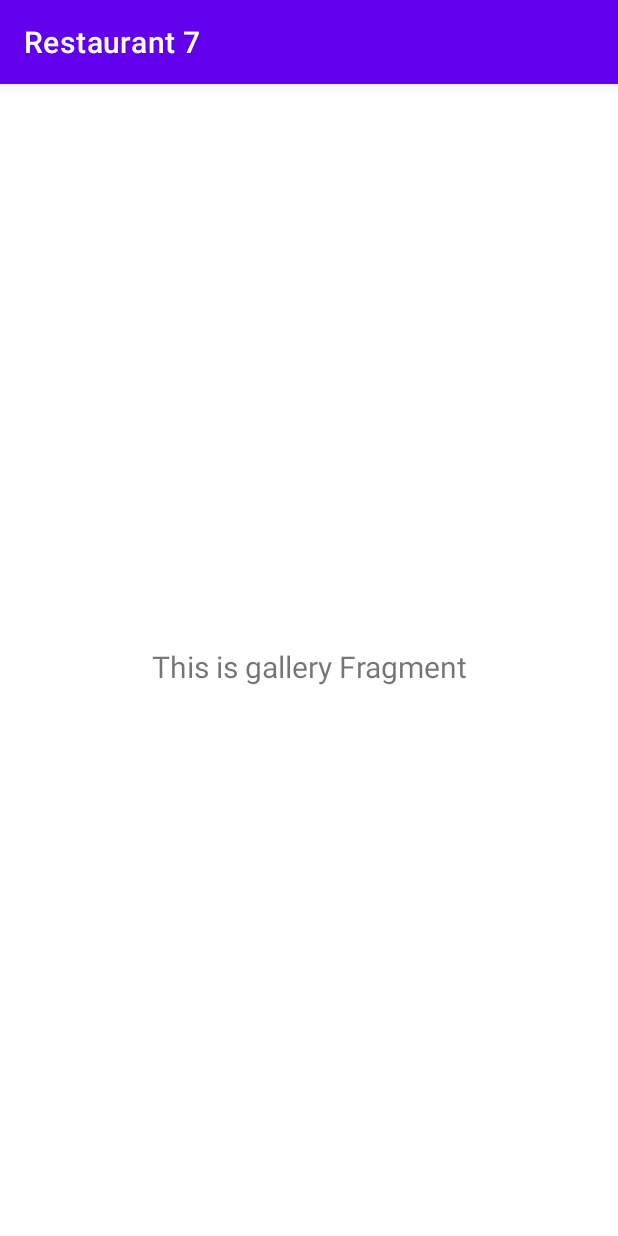
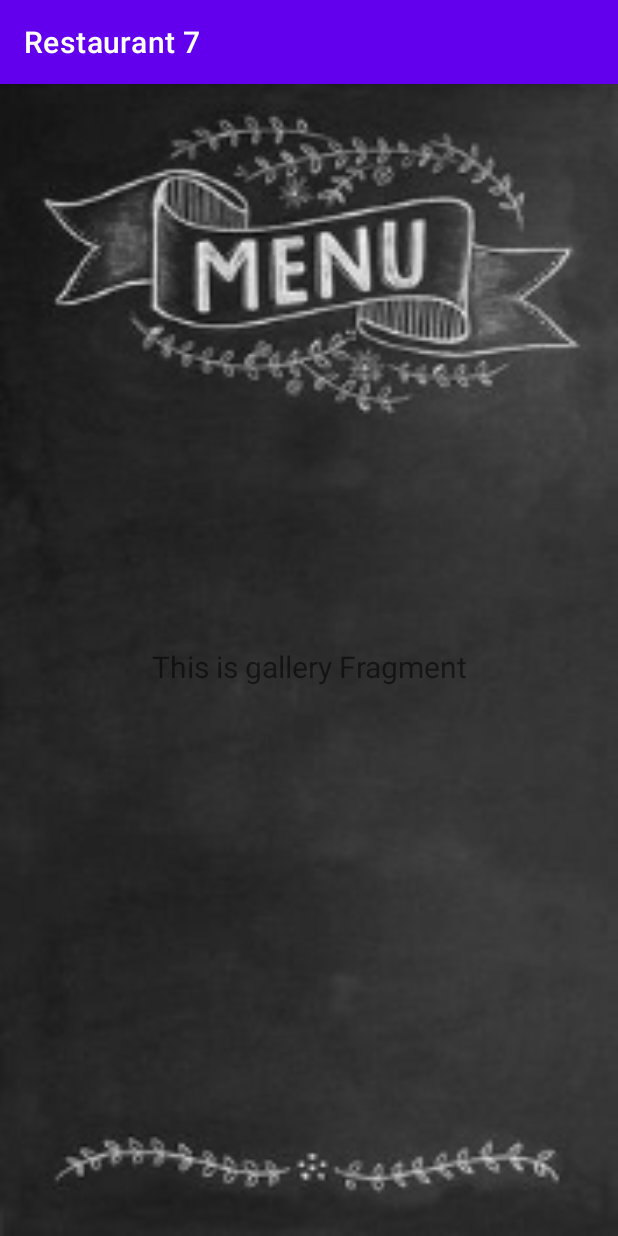
Before and after one commit to gamamintic/Restaurante7, an Android app: the fragment GalleryFragment shown on its own in the app's theme, on a phone screen of 412 x 824 dp. Run offline under Robolectric (Android 15) with nearby library versions, the phone set to English and light mode, and no system bars.

Commit message:
ingreso de fondo de menu y mas textos

```diff
--- a/app/src/main/res/layout/fragment_gallery.xml
+++ b/app/src/main/res/layout/fragment_gallery.xml
@@ -4,7 +4,9 @@
     xmlns:tools="http://schemas.android.com/tools"
     android:layout_width="match_parent"
     android:layout_height="match_parent"
-    tools:context=".ui.gallery.GalleryFragment">
+    android:background="@drawable/menu"
+    tools:context=".ui.gallery.GalleryFragment"
+    android:orientation="vertical">
 
     <TextView
         android:id="@+id/text_gallery"
@@ -19,4 +21,6 @@
         app:layout_constraintEnd_toEndOf="parent"
         app:layout_constraintStart_toStartOf="parent"
         app:layout_constraintTop_toTopOf="parent" />
+
+
 </androidx.constraintlayout.widget.ConstraintLayout>
--- a/app/src/main/res/layout/fragment_home.xml
+++ b/app/src/main/res/layout/fragment_home.xml
@@ -1,10 +1,12 @@
 <?xml version="1.0" encoding="utf-8"?>
-<androidx.constraintlayout.widget.ConstraintLayout xmlns:android="http://schemas.android.com/apk/res/android"
+<androidx.constraintlayout.widget.ConstraintLayout
+    xmlns:android="http://schemas.android.com/apk/res/android"
     xmlns:app="http://schemas.android.com/apk/res-auto"
     xmlns:tools="http://schemas.android.com/tools"
     android:layout_width="match_parent"
     android:layout_height="match_parent"
-    tools:context=".ui.home.HomeFragment">
+    tools:context=".ui.home.HomeFragment"
+    android:orientation="vertical">
 
     <TextView
         android:id="@+id/text_home"
```
Also changed, not shown: app/src/main/res/values/strings.xml (+8 -0 lines), app/src/main/res/drawable-xhdpi/logo.jpg (added), app/src/main/res/drawable-xhdpi/menu.jpg (added), 1 other file.
